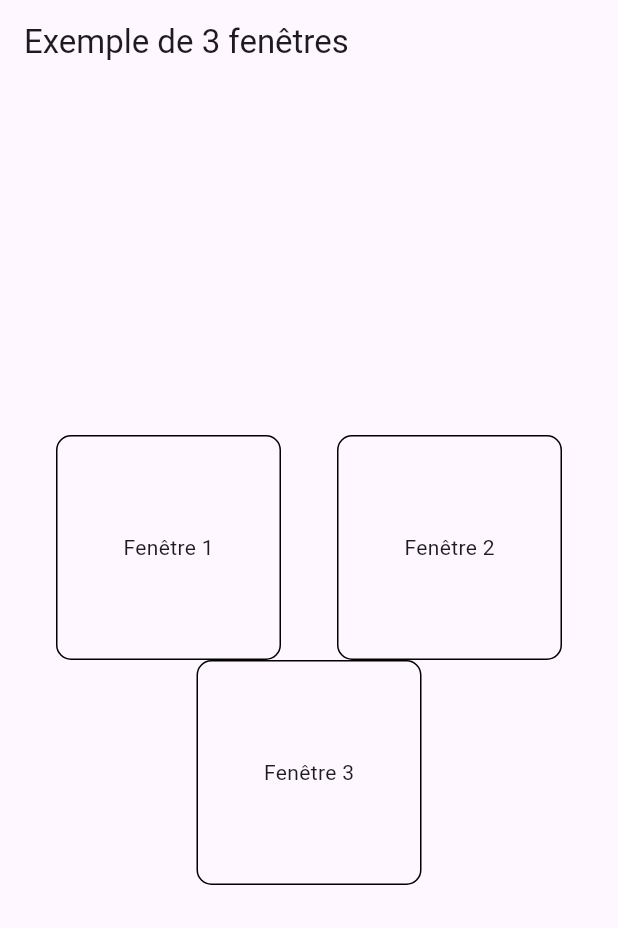
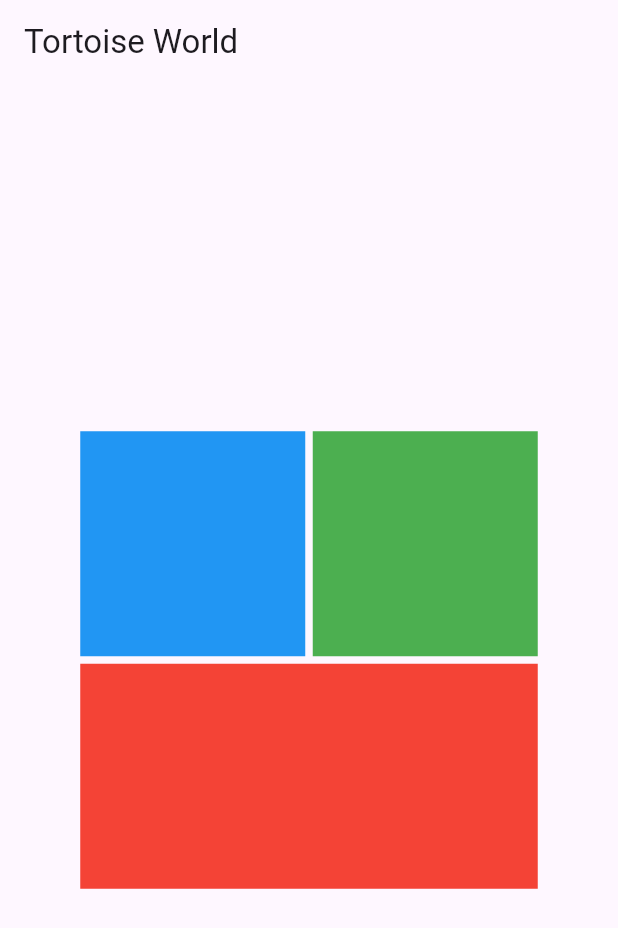
Before and after one commit to Achrafab02/tortoise-world, a Flutter app: the screen it shows after launch, on a phone screen of 412 x 824 dp. Shown: the top 928 px of the screen. Run offline on Flutter 3.47's test engine with Material 3 defaults, Android fonts, the phone set to English and light mode, and no system bars.

Commit message:
widgets instead of windows

```diff
--- a/tortoise_world/lib/main.dart
+++ b/tortoise_world/lib/main.dart
@@ -10,46 +10,52 @@ class MyApp extends StatelessWidget {
     return MaterialApp(
       home: Scaffold(
         appBar: AppBar(
-          title: Text('Exemple de 3 fenêtres'),
+          title: Text('Tortoise World'),
         ),
-        body: Column(
-          mainAxisAlignment: MainAxisAlignment.center,
-          children: [
-            // Première ligne avec deux fenêtres
-            Row(
-              mainAxisAlignment: MainAxisAlignment.spaceEvenly,
-              children: [
-                FenetreWidget('Fenêtre 1'),
-                FenetreWidget('Fenêtre 2'),
-              ],
-            ),
-
-            // Deuxième ligne avec une fenêtre en dessous
-            FenetreWidget('Fenêtre 3'),
-          ],
-        ),
+        body: MyWidget(),
       ),
     );
   }
 }
 
-class FenetreWidget extends StatelessWidget {
-  final String titre;
-
-  FenetreWidget(this.titre);
-
+class MyWidget extends StatelessWidget {
   @override
   Widget build(BuildContext context) {
-    return Container(
-      width: 150, // Ajustez la largeur selon vos besoins
-      height: 150, // Ajustez la hauteur selon vos besoins
-      decoration: BoxDecoration(
-        border: Border.all(),
-        borderRadius: BorderRadius.circular(10),
-      ),
-      child: Center(
-        child: Text(titre),
-      ),
+    return Column(
+      mainAxisAlignment: MainAxisAlignment.center,
+      children: [
+        Row(
+          mainAxisAlignment: MainAxisAlignment.center,
+          children: [
+            Center(
+              child: Container(
+                width: 150.0,
+                height: 150.0,
+                color: Colors.blue,
+                // Widget 1
+              ),
+            ),
+            SizedBox(width: 5.0), // Espacement entre les colonnes
+            Center(
+              child: Container(
+                width: 150.0,
+                height: 150.0,
+                color: Colors.green,
+                // Widget 2
+              ),
+            ),
+          ],
+        ),
+        SizedBox(height: 5.0), // Espacement entre les lignes
+        Center(
+          child: Container(
+            width: 305.0,
+            height: 150.0,
+            color: Colors.red,
+            // Widget 3
+          ),
+        ),
+      ],
     );
   }
 }
```
